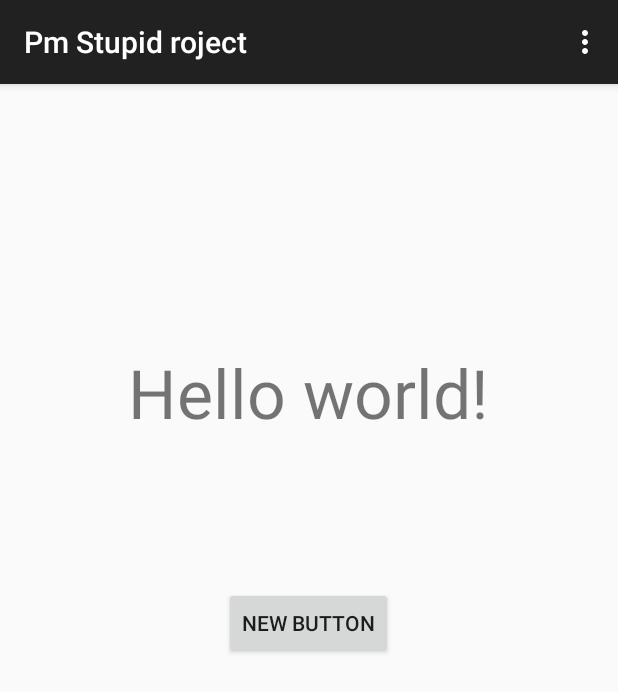
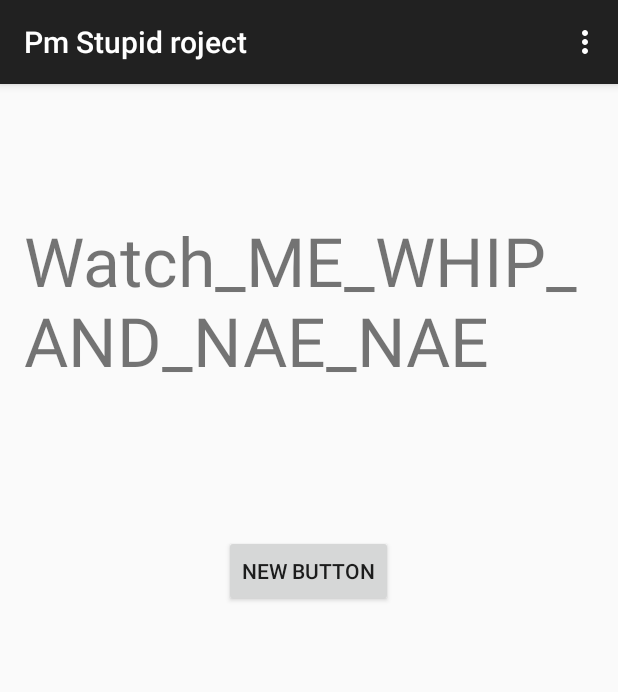
Before and after one commit to ghop1073/PmStupidroject, an Android app: the screen it shows after launch (StupidAfternoonActivity), on a phone screen of 412 x 824 dp. Shown: the top 692 px of the screen. Run offline under Robolectric (Android 15) with nearby library versions, the phone set to English and light mode, and no system bars.

Commit message:
documentation added and enhanced hello world to watch me whip and an an

```diff
--- a/app/src/main/java/ctec/pmstupidroject/StupidAfternoonActivity.java
+++ b/app/src/main/java/ctec/pmstupidroject/StupidAfternoonActivity.java
@@ -17,6 +17,10 @@ public class StupidAfternoonActivity extends AppCompatActivity
     private RelativeLayout background;
     private TextView sillywords;
 
+
+    /*8
+    created instance of button, text, and relative view background
+     */
     @Override
     protected void onCreate(Bundle savedInstanceState)
     {
@@ -30,6 +34,11 @@ public class StupidAfternoonActivity extends AppCompatActivity
         setupListeners();
     }
 
+    /**
+     * increased size of hello world
+     * @param menu
+     * @return
+     */
     @Override
     public boolean onCreateOptionsMenu(Menu menu)
     {
@@ -38,6 +47,9 @@ public class StupidAfternoonActivity extends AppCompatActivity
         return true;
     }
 
+    /**
+     * set up change color method
+     */
     private void changeColors()
     {
         int redColor;
@@ -56,6 +68,10 @@ public class StupidAfternoonActivity extends AppCompatActivity
 
         colorChangeButton.setBackgroundColor(Color.rgb(redColor, greenColor, blueColor));
     }
+
+    /**
+     * Set up listener for button allowing button to change colors
+     */
     private void setupListeners()
     {
         colorChangeButton.setOnClickListener(new  View.OnClickListener()
--- a/app/src/main/res/layout/activity_stupid_afternoon.xml
+++ b/app/src/main/res/layout/activity_stupid_afternoon.xml
@@ -7,13 +7,14 @@
     tools:context=".StupidAfternoonActivity"
     android:id="@+id/appBackground">
 
-    <TextView android:text="@string/hello_world" android:layout_width="wrap_content"
+    <TextView android:text="Watch_ME_WHIP_AND_NAE_NAE" android:layout_width="wrap_content"
         android:layout_height="wrap_content"
         android:id="@+id/StupidWords"
         android:textSize="45dp"
-        android:layout_marginTop="159dp"
+        android:layout_marginTop="71dp"
         android:layout_alignParentTop="true"
-        android:layout_centerHorizontal="true" />
+        android:layout_alignParentLeft="true"
+        android:layout_alignParentStart="true" />
 
     <Button
         android:layout_width="wrap_content"
```
